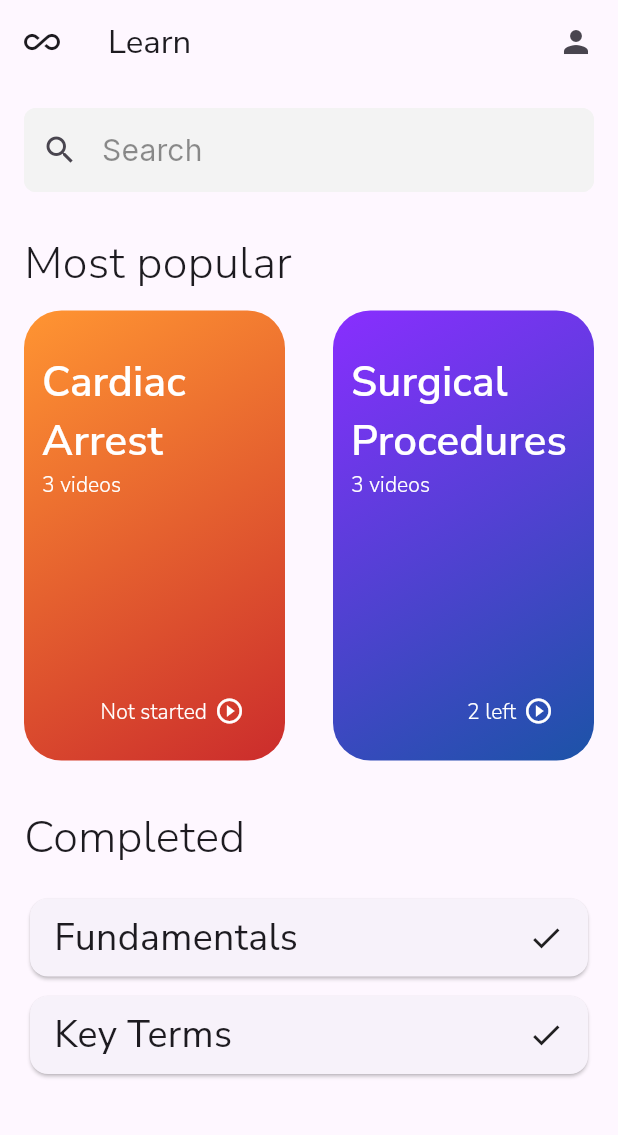
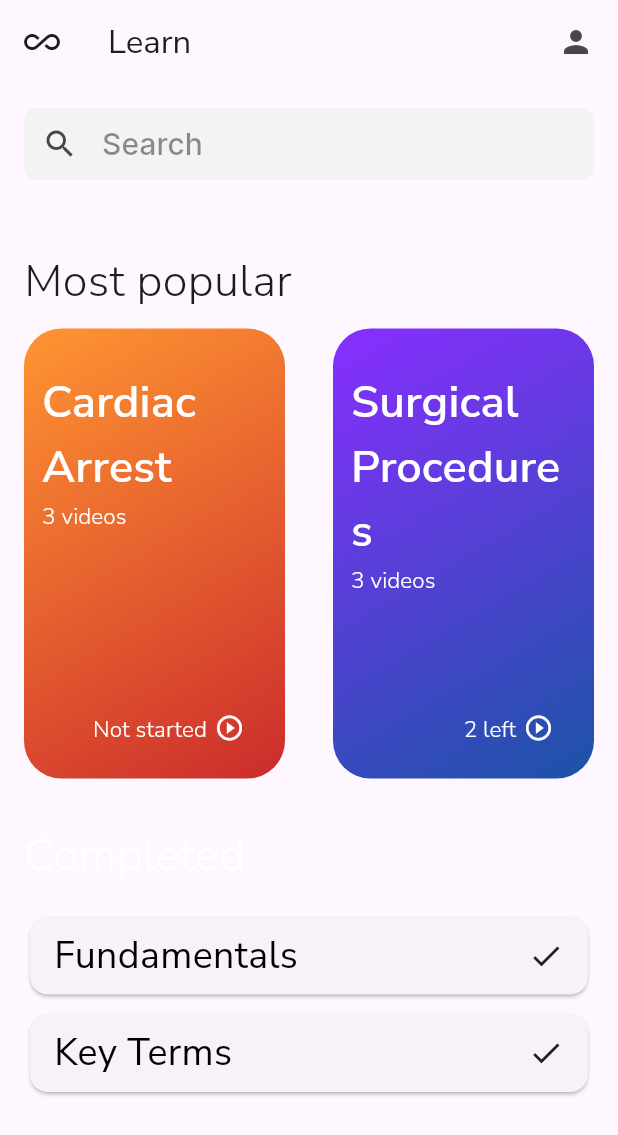
Before and after one commit to 14praveenk/closedloop, a Flutter app: the Page3 screen opened directly, on a phone screen of 412 x 824 dp. Shown: the top 1135 px of the screen. Run offline on Flutter 3.47's test engine with Material 3 defaults, Android fonts, the phone set to English and light mode, and no system bars; our stand-ins replace animated_notch_bottom_bar, card_swiper.

Commit message:
Update fonts

```diff
--- a/lib/details.dart
+++ b/lib/details.dart
@@ -2,7 +2,6 @@ import 'package:flutter/material.dart';
 import 'package:card_swiper/card_swiper.dart';
 import 'package:flutter/rendering.dart';
 import 'package:flutter/widgets.dart';
-import 'package:google_fonts/google_fonts.dart';
 import 'sourceinfo.dart';
 
 class DetailsPage extends StatelessWidget {
--- a/lib/page3.dart
+++ b/lib/page3.dart
@@ -2,7 +2,6 @@ import 'package:flutter/cupertino.dart';
 import 'package:flutter/material.dart';
 import 'package:flutter/rendering.dart';
 import 'package:flutter/widgets.dart';
-import 'package:google_fonts/google_fonts.dart';
 import 'dart:math';
 import 'sourceinfo.dart';
 import 'details.dart';
@@ -22,7 +21,9 @@ class Page3 extends StatelessWidget {
       appBar: AppBar(
         title: Text(
           'Learn',
-          style: GoogleFonts.nunitoSans(textStyle: TextStyle()),
+          style: TextStyle(
+                fontVariations: [FontVariation('wght', (400))],
+                fontFamily: "NunitoSans"),
         ),
         leading: Icon(Icons.all_inclusive),
         actions: [
@@ -33,24 +34,34 @@ class Page3 extends StatelessWidget {
       body: SingleChildScrollView(
         child: Column(
           children: [
-            Padding(
+                    Container(
+                      height: 100,
+                      child: Padding(
                         padding: const EdgeInsets.all(16.0),
                         child: TextField(
-                decoration: InputDecoration(
-                  labelText: 'Search',
-                  labelStyle: GoogleFonts.inter(
-                      textStyle: TextStyle(
+                          maxLines: 1,
+                          textAlignVertical: TextAlignVertical.center,
+                          style: TextStyle(
+                              fontFamily: "Inter",
                               fontSize: 20,
                               letterSpacing: 0.1,
-                          color: Color.fromRGBO(0, 0, 0, 0.44))),
+                              color: Color.fromRGBO(0, 0, 0, 0.44)),
+                          decoration: InputDecoration(
+                            contentPadding: EdgeInsets.zero,
+                            hintText: 'Search',
+                            hintStyle: TextStyle(
+                                fontWeight: FontWeight.w500,
+                                fontFamily: "Inter",
+                                fontSize: 20,
+                                letterSpacing: 0.1,
+                                color: Color.fromRGBO(0, 0, 0, 0.44)),
                             prefixIcon: Icon(Icons.search),
                             fillColor: Color.fromARGB(255, 243, 243, 243),
                             filled: true,
-                  enabledBorder: OutlineInputBorder(
+                            border: OutlineInputBorder(
                                 borderRadius: BorderRadius.circular(8),
-                      borderSide: BorderSide(
-                        color: Color.fromARGB(255, 243, 243, 243),
-                      )),
+                                borderSide: BorderSide.none),
+                          ),
                         ),
                       ),
                     ),
@@ -61,9 +72,12 @@ class Page3 extends StatelessWidget {
                   padding: const EdgeInsets.fromLTRB(16, 10, 0, 0),
                   child: Text(
                     'Most popular',
-                    style: GoogleFonts.nunitoSans(
-                        textStyle: TextStyle(
-                            fontSize: 30, fontWeight: FontWeight.w300)),
+                    style: TextStyle(
+                                                  fontVariations: [
+                                                    FontVariation('wght', (300))
+                                                  ],
+                                                  fontFamily: "NunitoSans",
+                                                  fontSize: 30),
                   ),
                 ),
               ],
@@ -119,24 +133,28 @@ class Page3 extends StatelessWidget {
                                             MainAxisAlignment.start,
                                         children: [
                                           Flexible(child:Text('Cardiac Arrest',textScaler: TextScaler.linear(2*ScaleSize.textScaleFactor(context)),
-                                              style: GoogleFonts.nunitoSans(
-                                                textStyle: const TextStyle(
-                                                    height: 1.4,
+                                              style: TextStyle(
+                                                  fontVariations: [
+                                                    FontVariation('wght', (600))
+                                                  ],
+                                                  color:Colors.white,
+                                                  fontFamily: "NunitoSans",
+                                                  fontSize: 15)
 
-                                                    fontWeight: FontWeight.w600,
-                                                    color: Colors.white),
-                                              )),),
+                                              ),),
                                         ]),
                                     Row(
                                     crossAxisAlignment:
                                         CrossAxisAlignment.start,
                                         mainAxisAlignment: MainAxisAlignment.start,children:[Text(
                                       '3 videos',textScaler: TextScaler.linear(ScaleSize.textScaleFactor(context)),
-                                      style: GoogleFonts.nunitoSans(
-                                          textStyle: TextStyle(
-
-                                              fontWeight: FontWeight.w300,
-                                              color: Colors.white)),
+                                      style: TextStyle(
+                                                  fontVariations: [
+                                                    FontVariation('wght', (300))
+                                                  ],
+                                                  color:Colors.white,
+                                                  fontFamily: "NunitoSans",
+                                                  fontSize: 15),
                                     )]),
                                   ])),
                               Spacer(),
@@ -152,12 +170,13 @@ class Page3 extends StatelessWidget {
                                             padding:
                                                 EdgeInsets.fromLTRB(0, 0, 5, 0),
                                             child: Text("Not started",textScaler: TextScaler.linear(ScaleSize.textScaleFactor(context)),
-                                                style: GoogleFonts.nunitoSans(
-                                                    textStyle: TextStyle(
-
-                                                        fontWeight:
-                                                            FontWeight.w300,
-                                                        color: Colors.white)))),
+                                                style: TextStyle(
+                                                  fontVariations: [
+                                                    FontVariation('wght', (300))
+                                                  ],
+                                                  color:Colors.white,
+                                                  fontFamily: "NunitoSans",
+                                                  fontSize: 15))),
                                         Icon(Icons.play_circle_outline,
                                             size: 20, color: Colors.white)
                                       ]))
@@ -210,23 +229,27 @@ class Page3 extends StatelessWidget {
                                             MainAxisAlignment.start,
                                         children: [
                                           Flexible(child:Text('Surgical Procedures',textScaler: TextScaler.linear(2*ScaleSize.textScaleFactor(context)),
-                                              style: GoogleFonts.nunitoSans(
-                                                textStyle: const TextStyle(
-                                                    height: 1.4,
-                                                    fontWeight: FontWeight.w600,
-                                                    color: Colors.white),
-                                              )),)
+                                              style: TextStyle(
+                                                  fontVariations: [
+                                                    FontVariation('wght', (600))
+                                                  ],
+                                                  color:Colors.white,
+                                                  fontFamily: "NunitoSans",
+                                                  fontSize: 15),
+                                              ),)
                                         ]),
                                     Row(
                                     crossAxisAlignment:
                                         CrossAxisAlignment.start,
                                         mainAxisAlignment: MainAxisAlignment.start,children:[Text(
                                       '3 videos',textScaler: TextScaler.linear(ScaleSize.textScaleFactor(context)),
-                                      style: GoogleFonts.nunitoSans(
-                                          textStyle: TextStyle(
-
-                                              fontWeight: FontWeight.w300,
-                                              color: Colors.white)),
+                                      style: TextStyle(
+                                                  fontVariations: [
+                                                    FontVariation('wght', (300))
+                                                  ],
+                                                  color:Colors.white,
+                                                  fontFamily: "NunitoSans",
+                                                  fontSize: 15),
                                     )]),
                                       ])),
                               Spacer(),
@@ -242,12 +265,13 @@ class Page3 extends StatelessWidget {
                                             padding:
                                                 EdgeInsets.fromLTRB(0, 0, 5, 0),
                                             child: Text("2 left",textScaler: TextScaler.linear(ScaleSize.textScaleFactor(context)),
-                                                style: GoogleFonts.nunitoSans(
-                                                    textStyle: TextStyle(
-
-                                                        fontWeight:
-                                                            FontWeight.w300,
-                                                        color: Colors.white)))),
+                                                style: TextStyle(
+                                                  fontVariations: [
+                                                    FontVariation('wght', (300))
+                                                  ],
+                                                  color:Colors.white,
+                                                  fontFamily: "NunitoSans",
+                                                  fontSize: 15))),
                                         Icon(Icons.play_circle_outline,
                                             size: 20, color: Colors.white)
                                       ]))
@@ -270,9 +294,13 @@ class Page3 extends StatelessWidget {
                   padding: const EdgeInsets.fromLTRB(16, 30, 0, 10),
                   child: Text(
                     'Completed',
-                    style: GoogleFonts.nunitoSans(
-                        textStyle: TextStyle(
-                            fontSize: 30, fontWeight: FontWeight.w300)),
+                    style: TextStyle(
+                                                  fontVariations: [
+                                                    FontVariation('wght', (300))
+                                                  ],
+                                                  color:Colors.white,
+                                                  fontFamily: "NunitoSans",
+                                                  fontSize: 30),
                   ),
                 ),
               ],
@@ -290,10 +318,13 @@ class Page3 extends StatelessWidget {
                                 Align(
                                     alignment: Alignment.centerLeft,
                                     child: Text("Fundamentals",
-                                        style: GoogleFonts.nunitoSans(
-                                            textStyle: TextStyle(
-                                          fontSize: 25,
-                                        )))),
+                                        style: TextStyle(
+                                                  fontVariations: [
+                                                    FontVariation('wght', (400))
+                                                  ],
+                                                  color:Colors.black,
+                                                  fontFamily: "NunitoSans",
+                                                  fontSize: 25))),
                                 Spacer(),
                                 Align(
                                     alignment: Alignment.centerRight,
@@ -313,10 +344,13 @@ class Page3 extends StatelessWidget {
                                 Align(
                                     alignment: Alignment.centerLeft,
                                     child: Text("Key Terms",
-                                        style: GoogleFonts.nunitoSans(
-                                            textStyle: TextStyle(
-                                          fontSize: 25,
-                                        )))),
+                                        style: TextStyle(
+                                                  fontVariations: [
+                                                    FontVariation('wght', (400))
+                                                  ],
+                                                  color:Colors.black,
+                                                  fontFamily: "NunitoSans",
+                                                  fontSize: 25))),
                                 Spacer(),
                                 Align(
                                     alignment: Alignment.centerRight,
```
Also changed, not shown: lib/page2.dart (+42 -28 lines), pubspec.yaml (+16 -1 lines), fonts/Inter-Black.ttf (added), fonts/Inter-Bold.ttf (added), fonts/Inter-ExtraBold.ttf (added), fonts/Inter-ExtraLight.ttf (added), fonts/Inter-Light.ttf (added), fonts/Inter-Medium.ttf (added), fonts/Inter-Regular.ttf (added), fonts/Inter-SemiBold.ttf (added), fonts/Inter-Thin.ttf (added), fonts/NunitoSans-Variable.ttf (added), pubspec.lock, 3 other files. Lines whose indentation alone changed are shown as unchanged.
